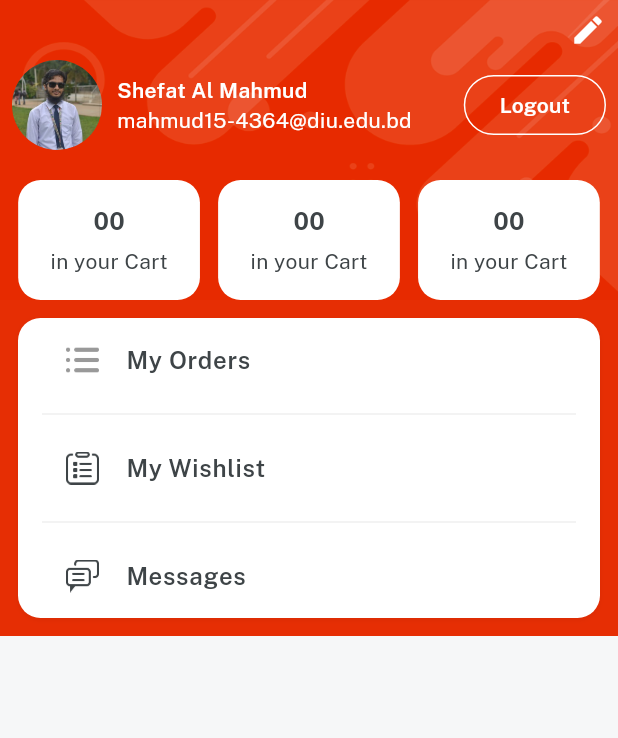
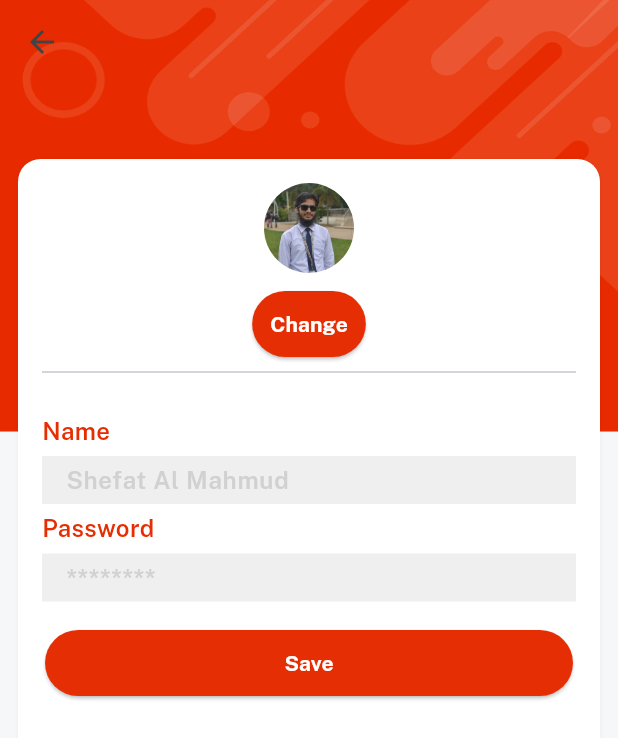
Before and after one commit to AAM-Mustahid/Emart_Plus, a Flutter app: the ProfileScreen screen opened directly, after a tap on the "edit" icon, on a phone screen of 412 x 824 dp. Shown: the top 738 px of the screen. Run offline on Flutter 3.47's test engine with Material 3 defaults, Android fonts, the phone set to English and light mode, and no system bars; our stand-ins replace cloud_firestore, firebase_auth, firebase_core, get, image_picker, velocity_x; missing offline and left inert: firebase_ui_auth; accounts and stored records are empty.

Commit message:
Worked on Edit Profile

```diff
--- /dev/null
+++ b/lib/views/profile_screen/edit_profile.dart
@@ -0,0 +1,62 @@
+import 'dart:io';
+
+import 'package:emart_plus/consts/consts.dart';
+import 'package:emart_plus/controllers/profile_controller.dart';
+import 'package:emart_plus/widgets_common/bg_widget.dart';
+import 'package:emart_plus/widgets_common/custom_textfield.dart';
+import 'package:emart_plus/widgets_common/our_button.dart';
+import 'package:get/get.dart';
+
+class EditProfile extends StatelessWidget {
+  const EditProfile({super.key});
+
+  @override
+  Widget build(BuildContext context) {
+    var controller = Get.find<ProfileController>();
+    return bgWidget(
+        child: Scaffold(
+      appBar: AppBar(),
+      body: Center(
+        child: Column(
+          children: [
+            controller.profileImgPath.isEmpty
+                ? Image.asset(imgProfile2, width: 60, fit: BoxFit.cover)
+                    .box
+                    .roundedFull
+                    .clip(Clip.antiAlias)
+                    .make()
+                : Image.file(File(controller.profileImgPath.value)),
+            10.heightBox,
+            ourButton(
+                color: redColor,
+                onPress: () {
+                  controller.changeImage(context);
+                },
+                textColor: whiteColor,
+                title: "Change"),
+            const Divider(),
+            20.heightBox,
+            customTextField(hint: nameHint, title: name, isPass: false),
+            customTextField(hint: passwordHint, title: password, isPass: true),
+            12.heightBox,
+            SizedBox(
+              width: context.screenWidth - 60,
+              child: ourButton(
+                  color: redColor,
+                  onPress: () {},
+                  textColor: whiteColor,
+                  title: "Save"),
+            ),
+          ],
+        )
+            .box
+            .white
+            .shadowSm
+            .padding(const EdgeInsets.all(16))
+            .margin(const EdgeInsets.only(top: 50, left: 12, right: 12))
+            .rounded
+            .make(),
+      ),
+    ));
+  }
+}
--- a/lib/views/profile_screen/profile_screen.dart
+++ b/lib/views/profile_screen/profile_screen.dart
@@ -3,6 +3,7 @@ import 'package:emart_plus/consts/lists.dart';
 import 'package:emart_plus/controllers/auth_controller.dart';
 import 'package:emart_plus/views/auth_screen/login_screen.dart';
 import 'package:emart_plus/views/profile_screen/components/details_cart.dart';
+import 'package:emart_plus/views/profile_screen/edit_profile.dart';
 import 'package:emart_plus/widgets_common/bg_widget.dart';
 import 'package:get/get.dart';
 
@@ -21,7 +22,9 @@ class ProfileScreen extends StatelessWidget {
               child: const Align(
                 alignment: Alignment.topRight,
                 child: Icon(Icons.edit, color: whiteColor),
-              ).onTap(() {}),
+              ).onTap(() {
+                Get.to(() => const EditProfile());
+              }),
             ),
             Padding(
               padding: const EdgeInsets.symmetric(horizontal: 8.0),
--- a/pubspec.yaml
+++ b/pubspec.yaml
@@ -45,6 +45,7 @@ dependencies:
   firebase_ui_auth: ^1.14.0
   flutterfire_cli: any
   flutterfire_gen: any
+  image_picker: ^1.1.1
 
 dev_dependencies:
   flutter_test:
```
Also changed, not shown: lib/controllers/profile_controller.dart (added, +19 -0 lines), lib/views/splash_screen/splash_screen.dart (+11 -2 lines), pubspec.lock, 5 other files.
